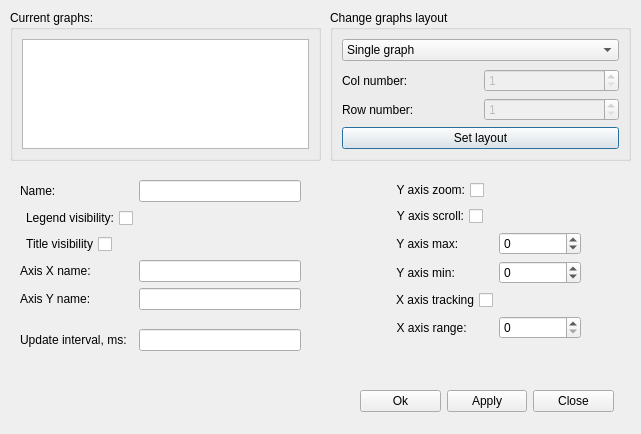
This is GUI/Qt/UWatchChartOption.ui in aicommunity/Rdk as Qt 5 draws it before an edit. The edited form follows.
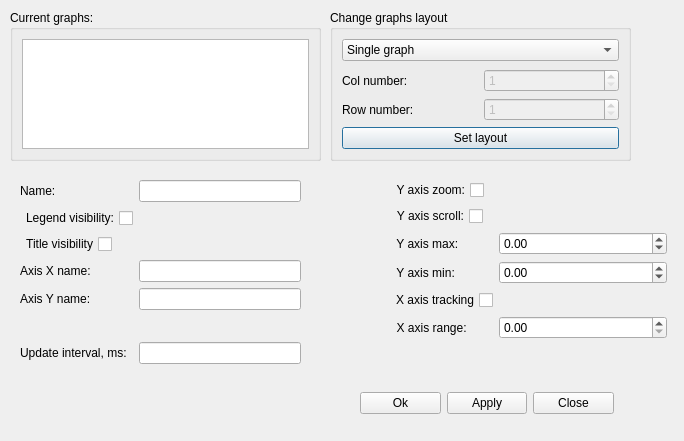
This is the edited form.

Commit message: UWatchChartOption updated Ymin, Ymax, Xrange are doubles now

The edit to the form file:
```diff
--- a/GUI/Qt/UWatchChartOption.ui
+++ b/GUI/Qt/UWatchChartOption.ui
@@ -6,8 +6,8 @@
    <rect>
     <x>0</x>
     <y>0</y>
-    <width>641</width>
-    <height>434</height>
+    <width>684</width>
+    <height>441</height>
    </rect>
   </property>
   <property name="windowTitle">
@@ -144,7 +144,7 @@
      <x>360</x>
      <y>390</y>
      <width>254</width>
-     <height>23</height>
+     <height>27</height>
     </rect>
    </property>
    <layout class="QHBoxLayout" name="horizontalLayout">
@@ -177,7 +177,7 @@
      <x>20</x>
      <y>180</y>
      <width>281</width>
-     <height>171</height>
+     <height>184</height>
     </rect>
    </property>
    <layout class="QFormLayout" name="formLayout">
@@ -261,8 +261,8 @@
     <rect>
      <x>390</x>
      <y>180</y>
-     <width>191</width>
-     <height>171</height>
+     <width>277</width>
+     <height>179</height>
     </rect>
    </property>
    <layout class="QFormLayout" name="formLayout_2">
@@ -286,16 +286,6 @@
       </property>
      </widget>
     </item>
-    <item row="2" column="1">
-     <widget class="QSpinBox" name="axisYmaxSB">
-      <property name="minimum">
-       <number>-1000</number>
-      </property>
-      <property name="maximum">
-       <number>1000</number>
-      </property>
-     </widget>
-    </item>
     <item row="3" column="0">
      <widget class="QLabel" name="label_7">
       <property name="text">
@@ -303,16 +293,6 @@
       </property>
      </widget>
     </item>
-    <item row="3" column="1">
-     <widget class="QSpinBox" name="axisYminSB">
-      <property name="minimum">
-       <number>-1000</number>
-      </property>
-      <property name="maximum">
-       <number>1000</number>
-      </property>
-     </widget>
-    </item>
     <item row="5" column="0">
      <widget class="QLabel" name="label_8">
       <property name="text">
@@ -320,13 +300,6 @@
       </property>
      </widget>
     </item>
-    <item row="5" column="1">
-     <widget class="QSpinBox" name="axisXrangeSB">
-      <property name="maximum">
-       <number>1000</number>
-      </property>
-     </widget>
-    </item>
     <item row="4" column="0">
      <widget class="QCheckBox" name="axisXtrackCB">
       <property name="layoutDirection">
@@ -347,6 +320,33 @@
       </property>
      </widget>
     </item>
+    <item row="5" column="1">
+     <widget class="QDoubleSpinBox" name="axisXrangeSB">
+      <property name="maximum">
+       <double>99999999999.000000000000000</double>
+      </property>
+     </widget>
+    </item>
+    <item row="2" column="1">
+     <widget class="QDoubleSpinBox" name="axisYmaxSB">
+      <property name="minimum">
+       <double>-99999999999.000000000000000</double>
+      </property>
+      <property name="maximum">
+       <double>99999999999.000000000000000</double>
+      </property>
+     </widget>
+    </item>
+    <item row="3" column="1">
+     <widget class="QDoubleSpinBox" name="axisYminSB">
+      <property name="minimum">
+       <double>-99999999999.000000000000000</double>
+      </property>
+      <property name="maximum">
+       <double>99999999999.000000000000000</double>
+      </property>
+     </widget>
+    </item>
    </layout>
   </widget>
  </widget>
```
